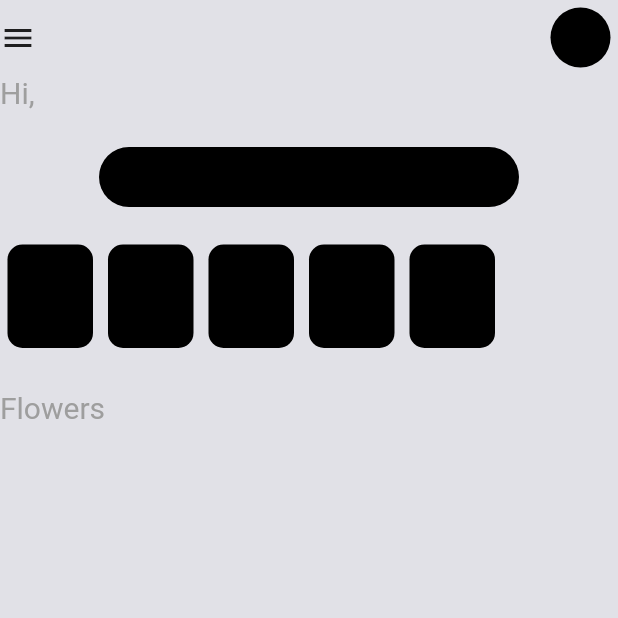
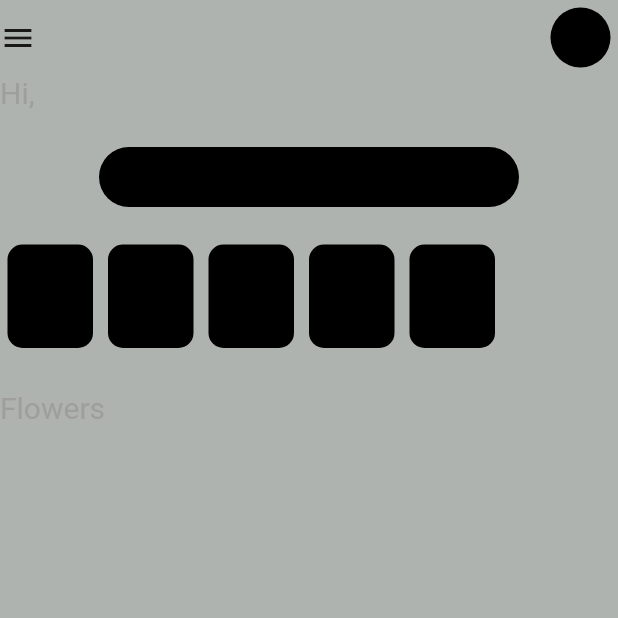
Before and after one commit to mapoulo/EmpProfile, a Flutter app: the CustomDrawer screen opened directly, on a phone screen of 412 x 824 dp, the top half of it. Run offline on Flutter 3.47's test engine with Material 2 defaults, Android fonts, the phone set to English and light mode, and no system bars; our stand-ins replace clay_containers, cloud_firestore, firebase_auth, firebase_storage, flutter_spinkit, image_picker and 2 more; accounts and stored records are empty.

Commit message:
Changes made

```diff
--- a/lib/screens/home/Top_part.dart
+++ b/lib/screens/home/Top_part.dart
@@ -31,7 +31,7 @@ class _TopPartState extends State<TopPart> {
               Container(
             height: 260,
             width: MediaQuery.of(context).size.width,
-            color: Color.fromARGB(255, 225, 225, 231),
+            color:  Color.fromARGB(255, 174, 179, 175),
             child: Column(
               crossAxisAlignment: CrossAxisAlignment.start,
               children: <Widget>[
--- a/lib/screens/home/custom_drawer.dart
+++ b/lib/screens/home/custom_drawer.dart
@@ -20,7 +20,7 @@ class _CustomDrawerState extends State<CustomDrawer>
   @override
   void initState() {
     controller =
-        AnimationController(duration: Duration(seconds: 2), vsync: this);
+        AnimationController(duration: Duration(milliseconds: 250), vsync: this);
     super.initState();
   }
 
@@ -45,7 +45,7 @@ class _CustomDrawerState extends State<CustomDrawer>
       if (element.uid == loggedInUser.userId) {
         loggeInUserData = element;
         dataIsLoading = false;
-        print(element.name);
+        print(element.name+ "  data in CustomDrawer");
       }
     });
 
@@ -63,7 +63,10 @@ class _CustomDrawerState extends State<CustomDrawer>
               height: 70,
               width: 70,
               decoration: BoxDecoration(
-                  color: Colors.black, borderRadius: BorderRadius.circular(20)),
+                  color: Colors.grey, borderRadius: BorderRadius.circular(20)),
+                  child:dataIsLoading ? Text("") : ClipRRect(
+                    borderRadius: BorderRadius.circular(20),
+                    child: Image.network(loggeInUserData.image, fit: BoxFit.fill,)),
             ),
             SizedBox(height: 20),
             Container(
@@ -157,12 +160,9 @@ class _CustomDrawerState extends State<CustomDrawer>
       ),
     );
 
+
     var childContainer = Home();
 
-    return StreamProvider<List<Flowers>>.value(
-        initialData: null,
-        value: DatabaseServices().flowers_stream,
-        builder: (context, snapshot) {
           return Scaffold(
             body: GestureDetector(
                 onTap: () {
@@ -194,6 +194,7 @@ class _CustomDrawerState extends State<CustomDrawer>
                       );
                     })),
           );
-        });
+
+
   }
 }
--- a/lib/screens/home/home.dart
+++ b/lib/screens/home/home.dart
@@ -13,8 +13,12 @@ class Home extends StatefulWidget {
 class _HomeState extends State<Home> {
   @override
   Widget build(BuildContext context) {
-    return  Scaffold(
-        backgroundColor: Color.fromARGB(255,225, 225, 231),
+    return  StreamProvider<List<Flowers>>.value(
+        initialData: null,
+        value: DatabaseServices().flowers_stream,
+        builder: (context, _){
+          return Scaffold(
+          backgroundColor: Color.fromARGB(255, 174, 179, 175),
           body: Column(
             children: <Widget>[
               TopPart(),
@@ -22,6 +26,8 @@ class _HomeState extends State<Home> {
             ],
           )
         );
+        },
+    );
 
   }
 }
--- a/lib/screens/wrapper.dart
+++ b/lib/screens/wrapper.dart
@@ -4,7 +4,6 @@ import 'package:user_crud/models/user.dart';
 import 'package:user_crud/models/userdata.dart';
 import 'package:user_crud/screens/authentications/authentication.dart';
 import 'package:user_crud/screens/home/custom_drawer.dart';
-import 'package:user_crud/screens/home/profile.dart';
 import 'package:user_crud/screens/services/database.dart';
 
 class Wrapper extends StatefulWidget {
@@ -23,8 +22,7 @@ class _WrapperState extends State<Wrapper> {
         if (user == null) {
           return Authentication();
         } else {
-          // return CustomDrawer();
-          return Profile();
+          return CustomDrawer();
         }
       },
     );
--- a/lib/shared/decotaion.dart
+++ b/lib/shared/decotaion.dart
@@ -1,7 +1,7 @@
 import 'package:flutter/material.dart';
 
 
-const decoration = InputDecoration(
+const decorator = InputDecoration(
 
   fillColor: Colors.white,
   filled: true,
```
Also changed, not shown: lib/screens/home/bottom_part.dart (+34 -11 lines), lib/screens/home/profile.dart (+69 -13 lines). Lines whose indentation alone changed are shown as unchanged.
